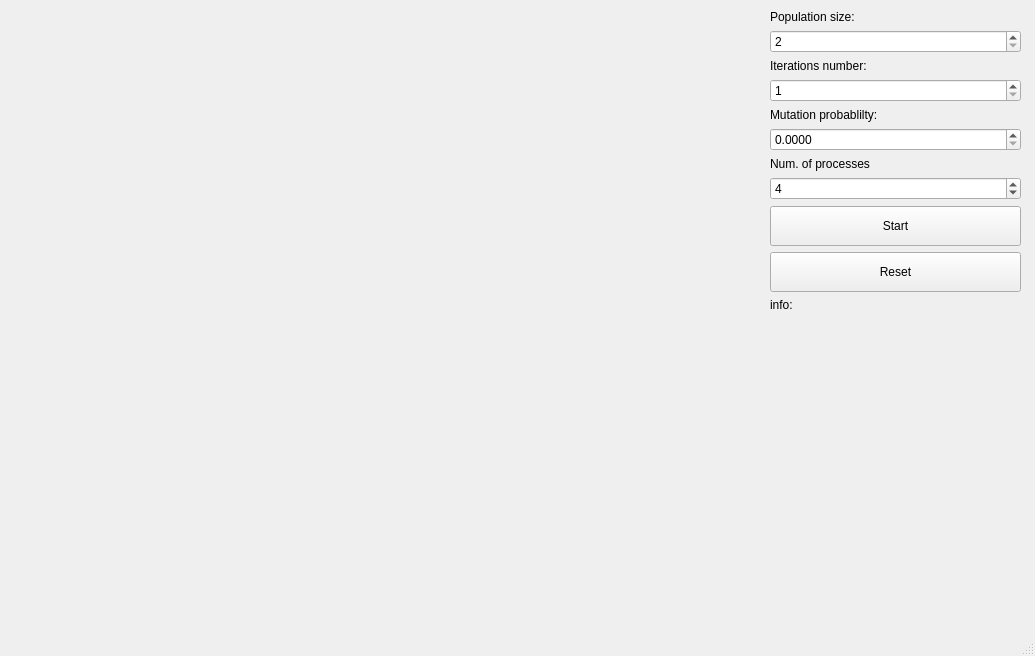
The window that mainwindow.ui (de-nuke/prir_tsp) describes before a commit, drawn with Qt 5.
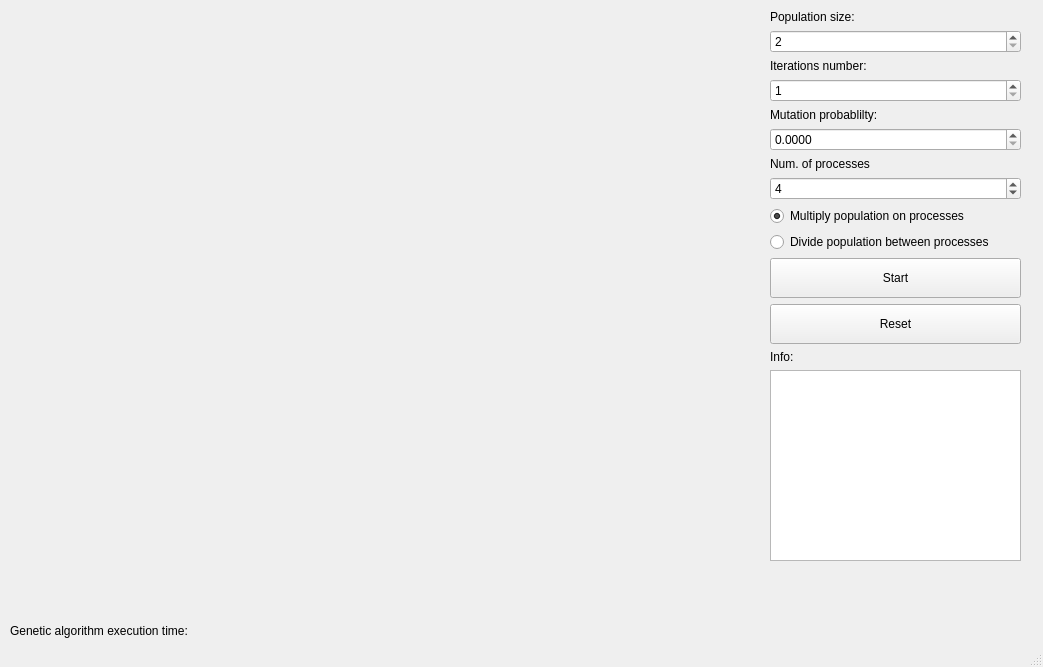
The same window after the commit.

Patch:
```diff
--- a/mainwindow.ui
+++ b/mainwindow.ui
@@ -6,8 +6,8 @@
    <rect>
     <x>0</x>
     <y>0</y>
-    <width>1035</width>
-    <height>656</height>
+    <width>1043</width>
+    <height>667</height>
    </rect>
   </property>
   <property name="windowTitle">
@@ -115,6 +115,23 @@
          </property>
         </widget>
        </item>
+       <item>
+        <widget class="QRadioButton" name="multiply_population">
+         <property name="text">
+          <string>Multiply population on processes</string>
+         </property>
+         <property name="checked">
+          <bool>true</bool>
+         </property>
+        </widget>
+       </item>
+       <item>
+        <widget class="QRadioButton" name="divide_population">
+         <property name="text">
+          <string>Divide population between processes</string>
+         </property>
+        </widget>
+       </item>
        <item>
         <widget class="QPushButton" name="start_button">
          <property name="minimumSize">
@@ -150,7 +167,7 @@
           </size>
          </property>
          <property name="text">
-          <string>info: </string>
+          <string>Info: </string>
          </property>
          <property name="wordWrap">
           <bool>true</bool>
@@ -158,11 +175,7 @@
         </widget>
        </item>
        <item>
-        <widget class="QLabel" name="label_5">
-         <property name="text">
-          <string/>
-         </property>
-        </widget>
+        <widget class="QListWidget" name="info_list"/>
        </item>
        <item>
         <spacer name="verticalSpacer">
@@ -181,6 +194,32 @@
      </item>
     </layout>
    </widget>
+   <widget class="QLabel" name="label_7">
+    <property name="geometry">
+     <rect>
+      <x>10</x>
+      <y>620</y>
+      <width>241</width>
+      <height>21</height>
+     </rect>
+    </property>
+    <property name="text">
+     <string>Genetic algorithm execution time: </string>
+    </property>
+   </widget>
+   <widget class="QLabel" name="time_label">
+    <property name="geometry">
+     <rect>
+      <x>250</x>
+      <y>620</y>
+      <width>131</width>
+      <height>21</height>
+     </rect>
+    </property>
+    <property name="text">
+     <string/>
+    </property>
+   </widget>
   </widget>
   <widget class="QMenuBar" name="menubar">
    <property name="geometry">
```
Left out of the diff: 2 changed lines with no effect on the pictures.
